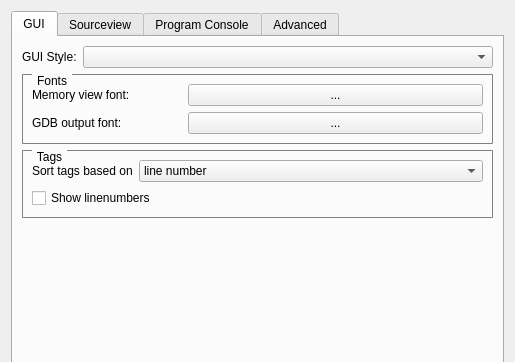
This is src/settingsdialog.ui in jhn98032/gede as Qt 5 draws it before an edit; both pictures show x 0 to 515 and y 0 to 362 of the 515 by 546 pixel window. The edited form follows.
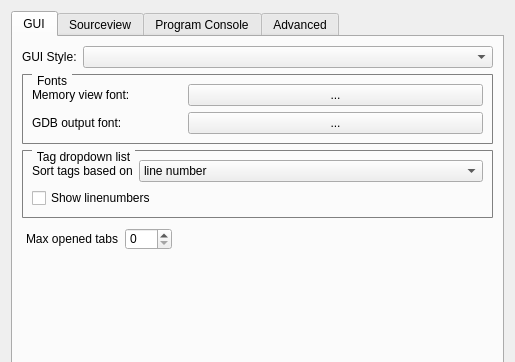
This is the edited form. Custom widgets are drawn as their Qt base class.

Commit message: Added option for setting max tabs

What changed in the file:
```diff
--- a/src/settingsdialog.ui
+++ b/src/settingsdialog.ui
@@ -154,7 +154,7 @@
           <string notr="true"/>
          </property>
          <property name="title">
-          <string>Tags</string>
+          <string>Tag dropdown list</string>
          </property>
          <layout class="QVBoxLayout" name="verticalLayout_5">
           <item>
@@ -204,6 +204,49 @@
          </layout>
         </widget>
        </item>
+       <item>
+        <layout class="QHBoxLayout" name="horizontalLayout_8">
+         <property name="leftMargin">
+          <number>4</number>
+         </property>
+         <property name="topMargin">
+          <number>4</number>
+         </property>
+         <property name="rightMargin">
+          <number>4</number>
+         </property>
+         <property name="bottomMargin">
+          <number>4</number>
+         </property>
+         <item>
+          <widget class="QLabel" name="label">
+           <property name="text">
+            <string>Max opened tabs</string>
+           </property>
+          </widget>
+         </item>
+         <item>
+          <widget class="QSpinBox" name="spinBox_maxTabs">
+           <property name="maximum">
+            <number>999</number>
+           </property>
+          </widget>
+         </item>
+         <item>
+          <spacer name="horizontalSpacer">
+           <property name="orientation">
+            <enum>Qt::Horizontal</enum>
+           </property>
+           <property name="sizeHint" stdset="0">
+            <size>
+             <width>40</width>
+             <height>20</height>
+            </size>
+           </property>
+          </spacer>
+         </item>
+        </layout>
+       </item>
        <item>
         <spacer name="verticalSpacer">
          <property name="orientation">
```
The commit also changes 5 other files.
